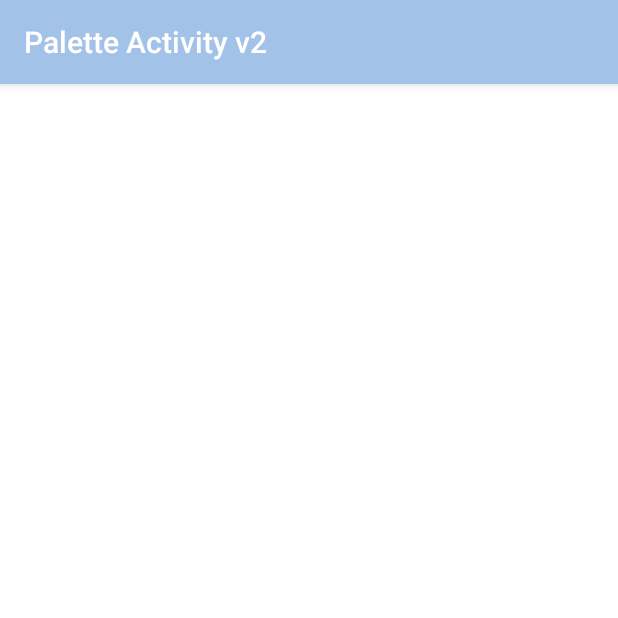
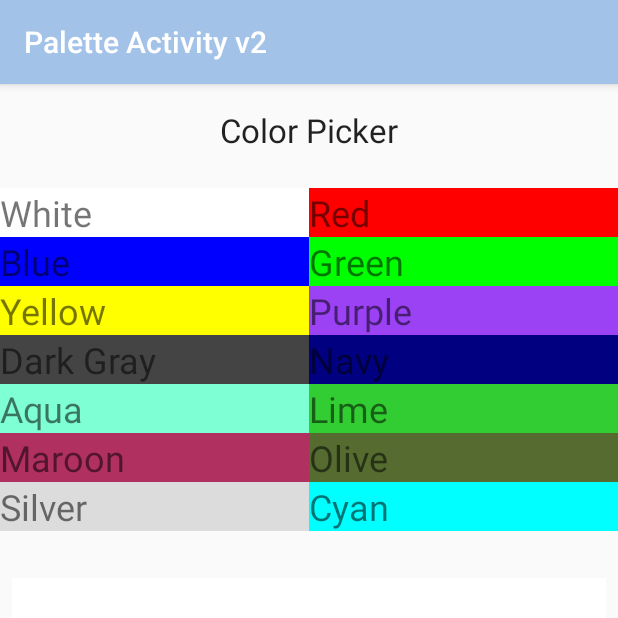
Before and after one commit to SonOfGib/3515Project4, an Android app: the screen it shows after launch (CanvasActivity before the commit, PaletteActivity after it), after a tap on "White", on a phone screen of 412 x 824 dp, the top half of it. Run offline under Robolectric (Android 15) with nearby library versions, the phone set to English and light mode, and no system bars.

Commit message:
Converted project from two activities to two fragments on the same activity for project 6.

```diff
--- a/app/build.gradle
+++ b/app/build.gradle
@@ -6,8 +6,8 @@ android {
         applicationId "edu.temple.a3515project3"
         minSdkVersion 24
         targetSdkVersion 26
-        versionCode 1
-        versionName "1.0"
+        versionCode 2
+        versionName "1.0.1-spanish"
         testInstrumentationRunner "android.support.test.runner.AndroidJUnitRunner"
     }
     buildTypes {
--- a/app/src/main/AndroidManifest.xml
+++ b/app/src/main/AndroidManifest.xml
@@ -16,7 +16,6 @@
                 <category android:name="android.intent.category.LAUNCHER" />
             </intent-filter>
         </activity>
-        <activity android:name=".CanvasActivity"></activity>
     </application>
 
 </manifest>
--- a/app/src/main/java/edu/temple/Project4_3515/CanvasActivity.java
+++ /dev/null
@@ -1,20 +0,0 @@
-package edu.temple.Project4_3515;
-
-import android.content.Intent;
-import android.graphics.Color;
-import android.support.v7.app.AppCompatActivity;
-import android.os.Bundle;
-
-public class CanvasActivity extends AppCompatActivity {
-
-    @Override
-    protected void onCreate(Bundle savedInstanceState) {
-        super.onCreate(savedInstanceState);
-        setContentView(R.layout.activity_canvas);
-
-        Intent intent = getIntent();
-        int color = intent.getIntExtra(PaletteAdapter.SELECTED_COLOR, Color.WHITE);
-
-        getWindow().getDecorView().setBackgroundColor(color);
-    }
-}
--- /dev/null
+++ b/app/src/main/java/edu/temple/Project4_3515/CanvasFragment.java
@@ -0,0 +1,50 @@
+package edu.temple.Project4_3515;
+
+
+import android.os.Bundle;
+import android.support.v4.app.Fragment;
+import android.view.LayoutInflater;
+import android.view.View;
+import android.view.ViewGroup;
+
+
+
+/**
+ * A simple {@link Fragment} subclass.
+ * Use the {@link CanvasFragment#newInstance} factory method to
+ * create an instance of this fragment.
+ */
+public class CanvasFragment extends Fragment {
+    public CanvasFragment() {
+        // Required empty public constructor
+    }
+
+    /**
+     * Use this factory method to create a new instance of
+     * this fragment using the provided parameters.
+     *
+
+     * @return A new instance of fragment CanvasFragment.
+     */
+    public static CanvasFragment newInstance() {
+        return new CanvasFragment();
+    }
+
+    @Override
+    public void onCreate(Bundle savedInstanceState) {
+        super.onCreate(savedInstanceState);
+    }
+
+    @Override
+    public View onCreateView(LayoutInflater inflater, ViewGroup container,
+                             Bundle savedInstanceState) {
+        // Inflate the layout for this fragment
+        View rootView =  inflater.inflate(R.layout.fragment_canvas, container, false);
+
+        return rootView;
+    }
+
+    public void updateBackgroundColor(int color) {
+        this.getView().setBackgroundColor(color);
+    }
+}
--- a/app/src/main/java/edu/temple/Project4_3515/PaletteActivity.java
+++ b/app/src/main/java/edu/temple/Project4_3515/PaletteActivity.java
@@ -1,23 +1,29 @@
 package edu.temple.Project4_3515;
 
+import android.graphics.Color;
+import android.net.Uri;
 import android.support.v7.app.AppCompatActivity;
 import android.os.Bundle;
 import android.widget.GridView;
 import android.widget.ListView;
 import android.widget.Spinner;
+import android.widget.Toast;
 
-public class PaletteActivity extends AppCompatActivity {
+public class PaletteActivity extends AppCompatActivity implements PaletteFragment.OnFragmentInteractionListener {
 
     @Override
     protected void onCreate(Bundle savedInstanceState) {
         super.onCreate(savedInstanceState);
         setContentView(R.layout.activity_palette);
 
-        //colors
-        String colors[] = {"White","Red", "Blue", "Green", "Yellow", "Purple", "Darkgrey", "Navy",
-                "Aqua", "Lime", "Maroon", "Olive", "Silver", "Cyan"};
 
-        GridView gridView = (GridView) findViewById(R.id.paletteGrid);
-        gridView.setAdapter(new PaletteAdapter(this, colors));
+
+    }
+
+    @Override
+    public void onColorSelected(int color) {
+        CanvasFragment paletteFragment = (CanvasFragment) getSupportFragmentManager()
+                .findFragmentById(R.id.canvasFragment);
+        paletteFragment.updateBackgroundColor(color);
     }
 }
--- a/app/src/main/java/edu/temple/Project4_3515/PaletteAdapter.java
+++ b/app/src/main/java/edu/temple/Project4_3515/PaletteAdapter.java
@@ -2,6 +2,7 @@ package edu.temple.Project4_3515;
 
 import android.content.Context;
 import android.content.Intent;
+import android.content.res.Resources;
 import android.graphics.Color;
 import android.support.annotation.NonNull;
 import android.util.TypedValue;
@@ -17,12 +18,12 @@ import android.widget.TextView;
  */
 public class PaletteAdapter extends BaseAdapter{
 
-    public static final String SELECTED_COLOR = "SELECTED_COLOR";
+    static final String SELECTED_COLOR = "SELECTED_COLOR";
 
-    private String[] colors;
+    private int[] colors;
     private Context context;
 
-    PaletteAdapter(@NonNull Context context, @NonNull String[] colors) {
+    PaletteAdapter(@NonNull Context context, @NonNull int[] colors) {
         this.context = context;
         this.colors = colors;
     }
@@ -47,17 +48,24 @@ public class PaletteAdapter extends BaseAdapter{
         if (view == null) {
             view = new TextView(context);
         }
-        final int color = Color.parseColor(colors[i]);
+        final int color = colors[i];
         TextView textView = (TextView) view;
         textView.setTextSize(TypedValue.COMPLEX_UNIT_SP, 24f);
-        textView.setText(colors[i]);
+        Resources res = context.getResources();
+        String[] labels = res.getStringArray(R.array.grid_array);
+        textView.setText(labels[i]);
         textView.setBackgroundColor(color);
         textView.setOnClickListener(new View.OnClickListener() {
             @Override
             public void onClick(View v) {
-                Intent intent = new Intent(context, CanvasActivity.class);
-                intent.putExtra(SELECTED_COLOR, color);
-                context.startActivity(intent);
+                PaletteFragment.OnFragmentInteractionListener mListener;
+                if (context instanceof PaletteFragment.OnFragmentInteractionListener) {
+                    mListener = (PaletteFragment.OnFragmentInteractionListener) context;
+                } else {
+                    throw new RuntimeException(context.toString()
+                            + " must implement OnFragmentInteractionListener");
+                }
+                mListener.onColorSelected(color);
             }
         });
         return textView;
--- /dev/null
+++ b/app/src/main/java/edu/temple/Project4_3515/PaletteFragment.java
@@ -0,0 +1,92 @@
+package edu.temple.Project4_3515;
+
+import android.content.Context;
+import android.graphics.Color;
+import android.net.Uri;
+import android.os.Bundle;
+import android.support.v4.app.Fragment;
+import android.support.annotation.NonNull;
+import android.view.LayoutInflater;
+import android.view.View;
+import android.view.ViewGroup;
+import android.widget.GridLayout;
+import android.widget.GridView;
+
+
+/**
+ * A simple {@link Fragment} subclass.
+ * Activities that contain this fragment must implement the
+ * {@link PaletteFragment.OnFragmentInteractionListener} interface
+ * to handle interaction events.
+ * Use the {@link PaletteFragment#newInstance} factory method to
+ * create an instance of this fragment.
+ */
+public class PaletteFragment extends Fragment {
+
+    private OnFragmentInteractionListener mListener;
+
+    public PaletteFragment() {
+        // Required empty public constructor
+    }
+
+    /**
+     * Use this factory method to create a new instance of
+     * this fragment using the provided parameters.
+     *
+     * @return A new instance of fragment PaletteFragment.
+     */
+    public static PaletteFragment newInstance() {
+        return new PaletteFragment();
+    }
+
+    @Override
+    public void onCreate(Bundle savedInstanceState) {
+        super.onCreate(savedInstanceState);
+    }
+
+    @Override
+    public View onCreateView(LayoutInflater inflater, ViewGroup container,
+                             Bundle savedInstanceState) {
+        // Inflate the layout for this fragment
+        View rootView = inflater.inflate(R.layout.fragment_palette, container, false);
+        GridView gridView = (GridView) rootView.findViewById(R.id.paletteGrid);
+        //colors White, Red, Blue, Green, Yellow, Purple, Dark Gray, Navy,  Aqua, Lime, Maroon, Olive, Silver, Cyan
+        int colors[] = {Color.WHITE,Color.RED, Color.BLUE, Color.GREEN, Color.YELLOW, Color.parseColor("#9b42f4"),
+                Color.DKGRAY, Color.parseColor("#000080"), Color.parseColor("#7fffd4"),
+                Color.parseColor("#32cd32"), Color.parseColor("#b03060"), Color.parseColor("#556b2f"),
+                Color.parseColor("#dcdcdc"), Color.CYAN};
+        gridView.setAdapter(new PaletteAdapter(getActivity(),colors));
+        return rootView;
+    }
+
+    @Override
+    public void onAttach(Context context) {
+        super.onAttach(context);
+        if (context instanceof OnFragmentInteractionListener) {
+            mListener = (OnFragmentInteractionListener) context;
+        } else {
+            throw new RuntimeException(context.toString()
+                    + " must implement OnFragmentInteractionListener");
+        }
+    }
+
+    @Override
+    public void onDetach() {
+        super.onDetach();
+        mListener = null;
+    }
+
+    /**
+     * This interface must be implemented by activities that contain this
+     * fragment to allow an interaction in this fragment to be communicated
+     * to the activity and potentially other fragments contained in that
+     * activity.
+     * <p>
+     * See the Android Training lesson <a href=
+     * "http://developer.android.com/training/basics/fragments/communicating.html"
+     * >Communicating with Other Fragments</a> for more information.
+     */
+    public interface OnFragmentInteractionListener {
+        void onColorSelected(int color);
+    }
+}
--- a/app/src/main/res/layout/activity_canvas.xml
+++ /dev/null
@@ -1,9 +0,0 @@
-<?xml version="1.0" encoding="utf-8"?>
-<android.support.constraint.ConstraintLayout xmlns:android="http://schemas.android.com/apk/res/android"
-    xmlns:app="http://schemas.android.com/apk/res-auto"
-    xmlns:tools="http://schemas.android.com/tools"
-    android:layout_width="match_parent"
-    android:layout_height="match_parent"
-    tools:context="edu.temple.Project4_3515.CanvasActivity">
-
-</android.support.constraint.ConstraintLayout>
--- a/app/src/main/res/layout/activity_palette.xml
+++ b/app/src/main/res/layout/activity_palette.xml
@@ -12,20 +12,35 @@
         android:layout_height="wrap_content"
         android:layout_marginEnd="8dp"
         android:layout_marginStart="8dp"
-        android:layout_marginTop="8dp"
-        android:text="Color Picker"
+        android:layout_marginTop="16dp"
+        android:text="@string/color_picker"
         android:textAlignment="viewStart"
         android:textAppearance="@style/TextAppearance.AppCompat.Large"
         app:layout_constraintEnd_toEndOf="parent"
-        app:layout_constraintHorizontal_bias="0.161"
         app:layout_constraintStart_toStartOf="parent"
         app:layout_constraintTop_toTopOf="parent" />
 
-    <GridView
-        android:id="@+id/paletteGrid"
-        android:numColumns="2"
-        android:layout_width="338dp"
-        android:layout_height="453dp"
+    <fragment
+        android:id="@+id/paletteFragment"
+        android:name="edu.temple.Project4_3515.PaletteFragment"
+        android:layout_width="wrap_content"
+        android:layout_height="252dp"
+        android:layout_marginBottom="8dp"
+        android:layout_marginEnd="8dp"
+        android:layout_marginStart="8dp"
+        android:layout_marginTop="24dp"
+        app:layout_constraintBottom_toBottomOf="parent"
+        app:layout_constraintEnd_toEndOf="parent"
+        app:layout_constraintStart_toStartOf="parent"
+        app:layout_constraintTop_toBottomOf="@+id/titleTextView"
+        app:layout_constraintVertical_bias="0.0"
+        tools:layout="@layout/fragment_palette" />
+
+    <fragment
+        android:id="@+id/canvasFragment"
+        android:name="edu.temple.Project4_3515.CanvasFragment"
+        android:layout_width="0dp"
+        android:layout_height="0dp"
         android:layout_marginBottom="8dp"
         android:layout_marginEnd="8dp"
         android:layout_marginStart="8dp"
@@ -33,6 +48,7 @@
         app:layout_constraintBottom_toBottomOf="parent"
         app:layout_constraintEnd_toEndOf="parent"
         app:layout_constraintStart_toStartOf="parent"
-        app:layout_constraintTop_toBottomOf="@+id/titleTextView" />
+        app:layout_constraintTop_toBottomOf="@+id/paletteFragment"
+        tools:layout="@layout/fragment_canvas" />
 
 </android.support.constraint.ConstraintLayout>
--- /dev/null
+++ b/app/src/main/res/layout/fragment_canvas.xml
@@ -0,0 +1,6 @@
+<FrameLayout xmlns:android="http://schemas.android.com/apk/res/android"
+    xmlns:tools="http://schemas.android.com/tools"
+    android:layout_width="match_parent"
+    android:layout_height="match_parent"
+    tools:context="edu.temple.Project4_3515.CanvasFragment">
+</FrameLayout>
--- /dev/null
+++ b/app/src/main/res/layout/fragment_palette.xml
@@ -0,0 +1,11 @@
+<FrameLayout xmlns:android="http://schemas.android.com/apk/res/android"
+    xmlns:tools="http://schemas.android.com/tools"
+    android:layout_width="match_parent"
+    android:layout_height="match_parent"
+    tools:context="edu.temple.Project4_3515.PaletteFragment">
+    <GridView
+        android:id="@+id/paletteGrid"
+        android:layout_width="match_parent"
+        android:layout_height="match_parent"
+        android:numColumns="2" />
+</FrameLayout>
--- a/app/src/main/res/values/strings.xml
+++ b/app/src/main/res/values/strings.xml
@@ -1,3 +1,21 @@
 <resources>
     <string name="app_name">Palette Activity v2</string>
+    <string name="color_picker">Color Picker</string>
+    <string-array name="grid_array">
+        <item>White</item>
+        <item>Red</item>
+        <item>Blue</item>
+        <item>Green</item>
+        <item>Yellow</item>
+        <item>Purple</item>
+        <item>Dark Gray</item>
+        <item>Navy</item>
+        <item>Aqua</item>
+        <item>Lime</item>
+        <item>Maroon</item>
+        <item>Olive</item>
+        <item>Silver</item>
+        <item>Cyan</item>
+    </string-array>
+
 </resources>
```
Also changed, not shown: 1 other file.
